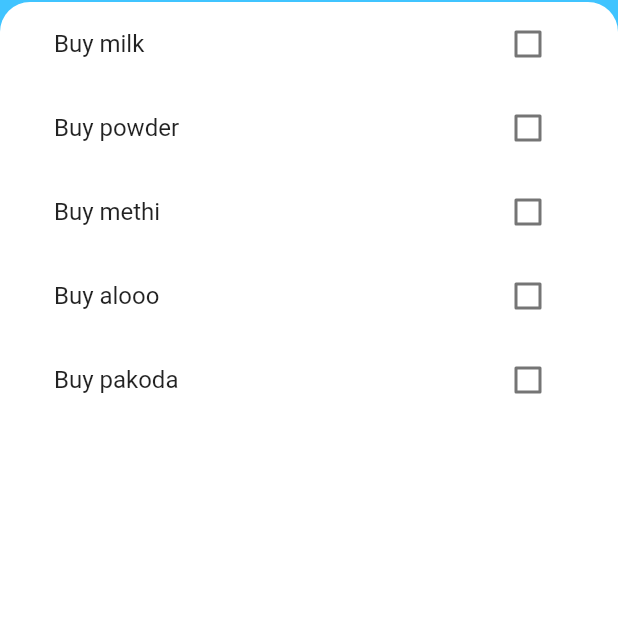
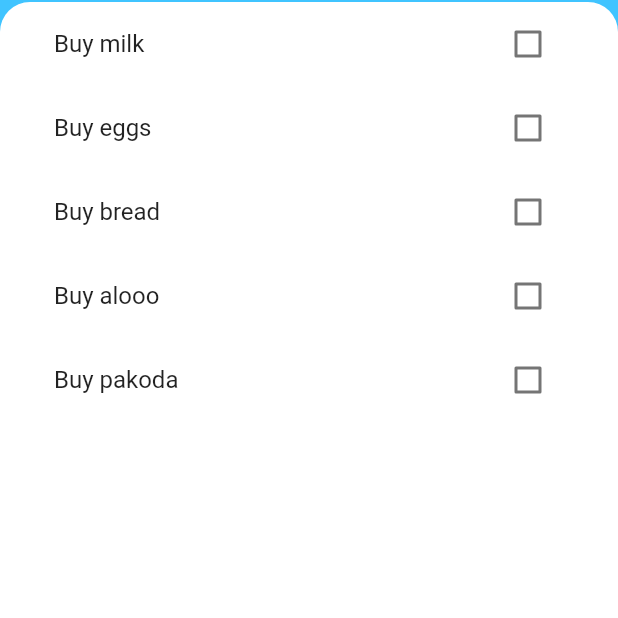
Before and after one commit to sagarannaldas/todo_list_flutter, a Flutter app: the screen it shows after launch, on a phone screen of 412 x 824 dp, the part 358-976 px from its top. Run offline on Flutter 3.47's test engine with Material 2 defaults, Android fonts, the phone set to English and light mode, and no system bars.

Commit message:
1. Added provider package and functionality. 2. Added Change notifier in main.dart 3. Added package provider in pubspec.yaml 4. Created new model task_data.dart 5. Added Consumer widget from provider package to consume in tasks_list.dart

```diff
--- a/lib/main.dart
+++ b/lib/main.dart
@@ -1,5 +1,7 @@
 import 'package:flutter/material.dart';
 import 'screens/task_screen.dart';
+import 'package:provider/provider.dart';
+import 'models/task_data.dart';
 
 void main() {
   runApp(const MyApp());
@@ -10,9 +12,12 @@ class MyApp extends StatelessWidget {
 
   @override
   Widget build(BuildContext context) {
-    return const MaterialApp(
-      debugShowCheckedModeBanner: false,
-      home: TaskScreen(),
+    return ChangeNotifierProvider(
+      create: (BuildContext context) => TaskData(),
+      child: const MaterialApp(
+        debugShowCheckedModeBanner: false,
+        home: TaskScreen(),
+      ),
     );
   }
 }
--- /dev/null
+++ b/lib/models/task_data.dart
@@ -0,0 +1,21 @@
+import 'package:flutter/foundation.dart';
+import 'task.dart';
+
+class TaskData extends ChangeNotifier {
+  List<Task> tasks = [
+    Task(name: 'Buy milk'),
+    Task(name: 'Buy eggs'),
+    Task(name: 'Buy bread'),
+    Task(name: 'Buy alooo'),
+    Task(name: 'Buy pakoda'),
+  ];
+
+  int get taskCount {
+    return tasks.length;
+  }
+
+  void addTask(Task task) {
+    tasks.add(task);
+    notifyListeners();
+  }
+}
--- a/lib/screens/task_screen.dart
+++ b/lib/screens/task_screen.dart
@@ -1,4 +1,6 @@
 import 'package:flutter/material.dart';
+import 'package:provider/provider.dart';
+import 'package:todo_list_flutter/models/task_data.dart';
 import 'package:todo_list_flutter/widgets/tasks_list.dart';
 import 'add_task_screen.dart';
 import 'package:todo_list_flutter/models/task.dart';
@@ -11,14 +13,6 @@ class TaskScreen extends StatefulWidget {
 }
 
 class _TaskScreenState extends State<TaskScreen> {
-  List<Task> tasks = [
-    Task(name: 'Buy milk'),
-    Task(name: 'Buy powder'),
-    Task(name: 'Buy methi'),
-    Task(name: 'Buy alooo'),
-    Task(name: 'Buy pakoda'),
-  ];
-
   Widget buildModalBottomSheet(BuildContext context) {
     return SingleChildScrollView(
       child: Container(
@@ -26,7 +20,7 @@ class _TaskScreenState extends State<TaskScreen> {
             EdgeInsets.only(bottom: MediaQuery.of(context).viewInsets.bottom),
         child: AddTaskScreen((newTaskTitle) {
           setState(() {
-            tasks.add(Task(name: newTaskTitle));
+            Provider.of<TaskData>(context).addTask(Task(name: newTaskTitle));
           });
         }),
       ),
@@ -77,7 +71,7 @@ class _TaskScreenState extends State<TaskScreen> {
                   ),
                 ),
                 Text(
-                  '${tasks.length} Tasks',
+                  '${Provider.of<TaskData>(context).taskCount} Tasks',
                   style: const TextStyle(
                     color: Colors.white,
                     fontSize: 18,
@@ -97,9 +91,7 @@ class _TaskScreenState extends State<TaskScreen> {
                   topRight: Radius.circular(20.0),
                 ),
               ),
-              child: TasksList(
-                tasks: tasks,
-              ),
+              child: const TasksList(),
             ),
           )
         ],
--- a/lib/widgets/tasks_list.dart
+++ b/lib/widgets/tasks_list.dart
@@ -1,31 +1,27 @@
 import 'package:flutter/material.dart';
+import 'package:provider/provider.dart';
 import 'package:todo_list_flutter/widgets/task_tile.dart';
-import 'package:todo_list_flutter/models/task.dart';
+import 'package:todo_list_flutter/models/task_data.dart';
 
-class TasksList extends StatefulWidget {
-  final List<Task> tasks;
-
-  const TasksList({Key? key, required this.tasks}) : super(key: key);
+class TasksList extends StatelessWidget {
+  const TasksList({super.key});
 
   @override
-  State<TasksList> createState() => _TasksListState();
-}
-
-class _TasksListState extends State<TasksList> {
-  @override
   Widget build(BuildContext context) {
-    return ListView.builder(
-      itemBuilder: (context, int index) {
-        return TaskTile(
-            isChecked: widget.tasks[index].isDone,
-            taskTitle: widget.tasks[index].name,
-            checkboxCallback: (checkboxState) {
-              setState(() {
-                widget.tasks[index].toggleDone();
-              });
-            });
+    return Consumer<TaskData>(
+      builder: (context, taskData, child) {
+        return ListView.builder(
+          itemBuilder: (context, int index) {
+            return TaskTile(
+                isChecked: taskData.tasks[index].isDone,
+                taskTitle: taskData.tasks[index].name,
+                checkboxCallback: (checkboxState) {
+                  taskData.tasks[index].toggleDone();
+                });
+          },
+          itemCount: taskData.taskCount,
+        );
       },
-      itemCount: widget.tasks.length,
     );
   }
 }
--- a/pubspec.yaml
+++ b/pubspec.yaml
@@ -11,6 +11,7 @@ dependencies:
     sdk: flutter
 
   cupertino_icons: ^1.0.2
+  provider: ^6.0.0
 
 dev_dependencies:
   flutter_test:
```
Also changed, not shown: pubspec.lock.
